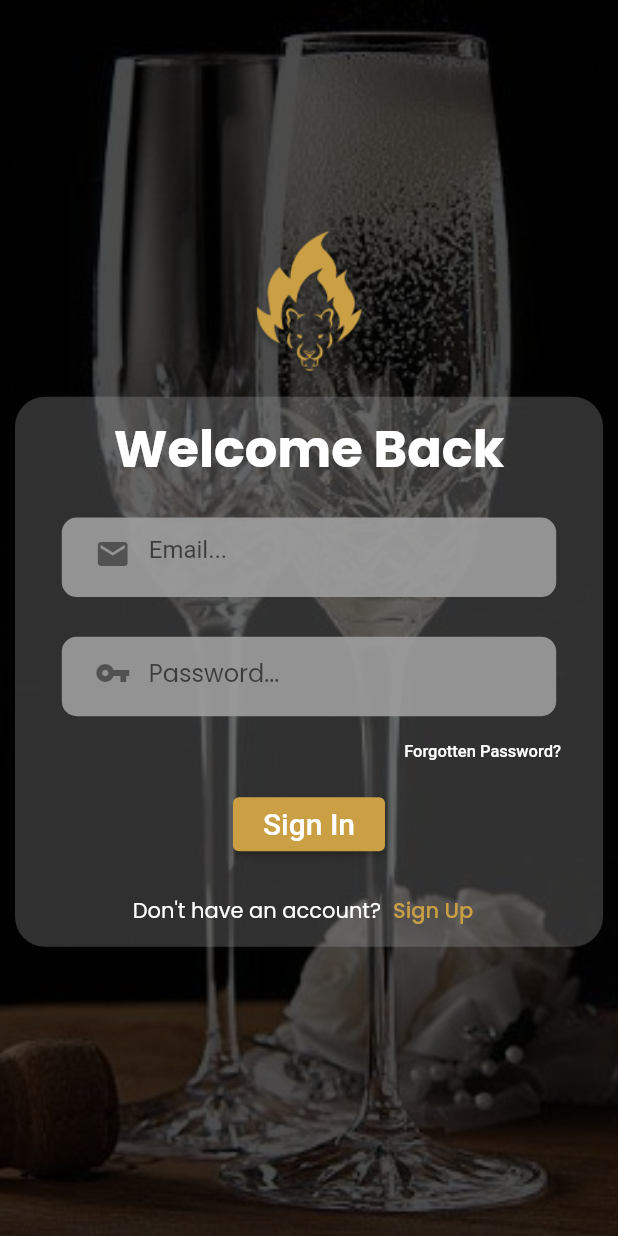
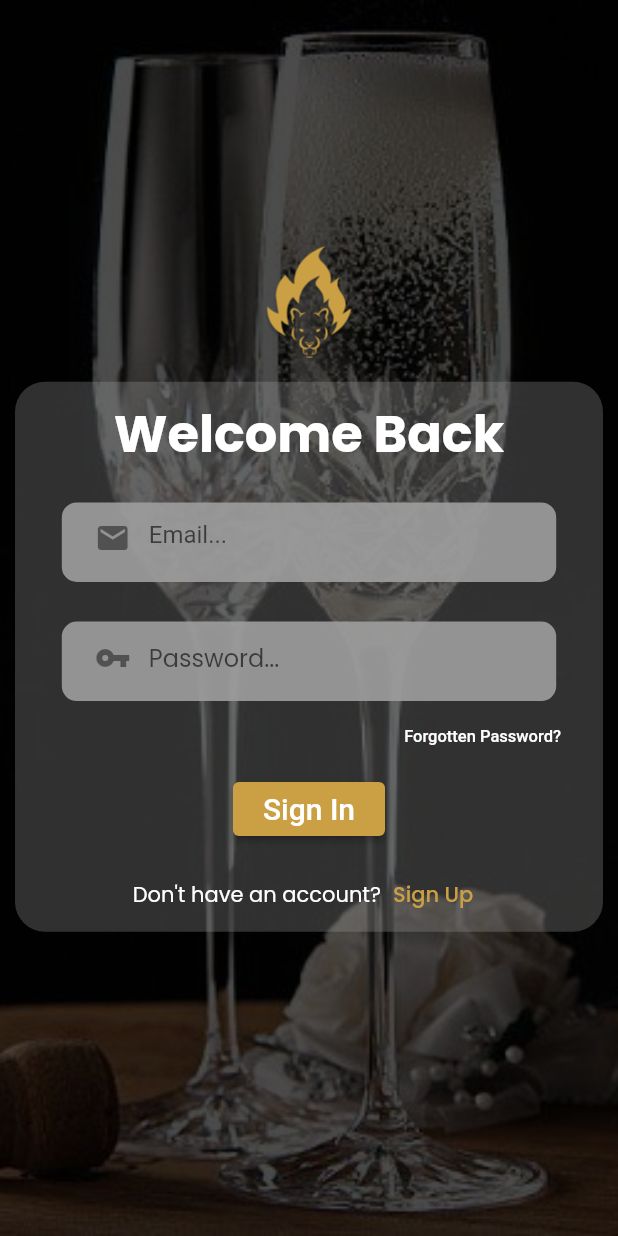
Before and after one commit to morganbr12/inferno-_app, a Flutter app: the LoginScreen screen opened by its route, on a phone screen of 412 x 824 dp. Run offline on Flutter 3.47's test engine with Material 2 defaults, Android fonts, the phone set to English and light mode, and no system bars; our stand-ins replace carousel_pro, cloud_firestore, firebase_auth, firebase_core, firebase_storage, flutter_icons and 6 more; missing offline and left inert: rename; accounts and stored records are empty; statements that could not run were skipped.

Commit message:
new commit

```diff
--- a/lib/auth/auth_login_screen.dart
+++ b/lib/auth/auth_login_screen.dart
@@ -172,7 +172,7 @@ class _LoginScreenState extends State<LoginScreen> {
                 children: [
                   Image.asset(
                     'assets/images/logoInferno.png',
-                    scale: 1.2,
+                    scale: 1.5,
                   ),
                   const SizedBox(
                     height: 10,
```
Also changed, not shown: 1 other file.
